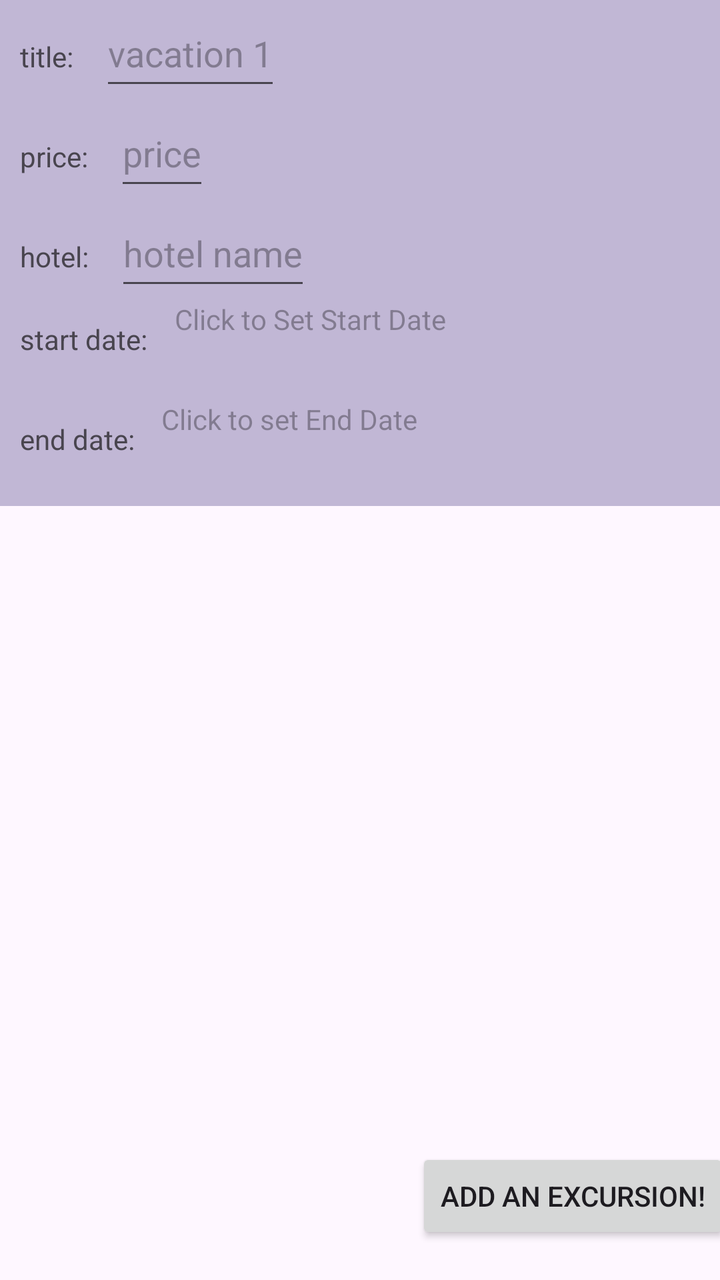
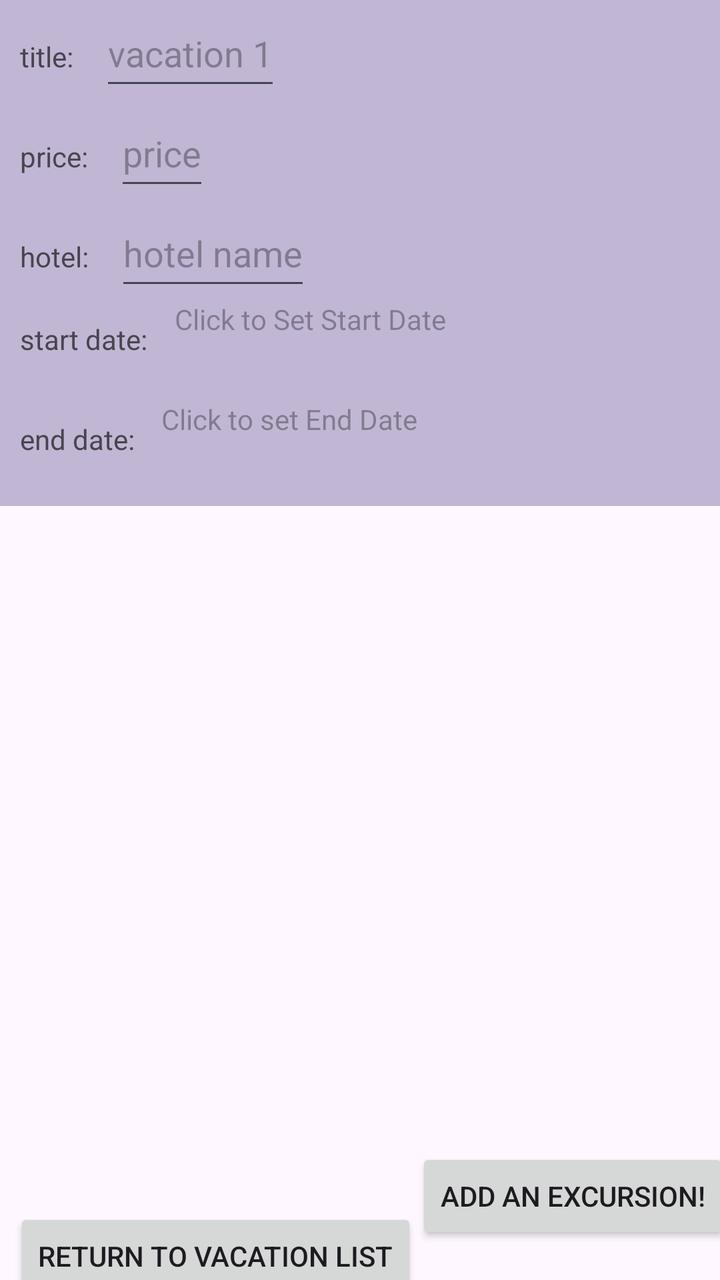

The first picture is an Android layout as it rendered before a commit; the second is the same layout after the commit. The layout source and the unified diff follow.
<!-- AndroidManifest.xml: application theme Theme.D308_PA -->
<!-- res/layout/activity_vacation_details.xml -->
<?xml version="1.0" encoding="utf-8"?>
<androidx.constraintlayout.widget.ConstraintLayout xmlns:android="http://schemas.android.com/apk/res/android"
    xmlns:app="http://schemas.android.com/apk/res-auto"
    xmlns:tools="http://schemas.android.com/tools"
    android:id="@+id/main"
    android:layout_width="match_parent"
    android:layout_height="match_parent"
    tools:context=".UI.VacationDetails">

    <ScrollView
        android:id="@+id/scrollView2"
        android:layout_width="411dp"
        android:layout_height="253dp"
        android:background="#C1B7D5"
        app:layout_constraintLeft_toLeftOf="parent"
        app:layout_constraintTop_toTopOf="parent">

        <LinearLayout
            android:layout_width="match_parent"
            android:layout_height="wrap_content"
            android:orientation="vertical">

            <LinearLayout
                android:layout_width="wrap_content"
                android:layout_height="wrap_content"
                android:orientation="horizontal">

                <TextView
                    android:layout_width="wrap_content"
                    android:layout_height="50dp"
                    android:padding="10dp"
                    android:text="title: "></TextView>

                <EditText
                    android:id="@+id/titletext"
                    android:layout_width="wrap_content"
                    android:layout_height="50dp"
                    android:hint="vacation 1"></EditText>
            </LinearLayout>

            <LinearLayout
                android:layout_width="wrap_content"
                android:layout_height="wrap_content"
                android:orientation="horizontal">

                <TextView
                    android:layout_width="wrap_content"
                    android:layout_height="50dp"
                    android:padding="10dp"
                    android:text="price: "></TextView>

                <EditText
                    android:id="@+id/pricetext"
                    android:layout_width="wrap_content"
                    android:layout_height="50dp"
                    android:hint="price"></EditText>
            </LinearLayout>

            <LinearLayout
                android:layout_width="wrap_content"
                android:layout_height="wrap_content"
                android:orientation="horizontal">

                <TextView
                    android:layout_width="wrap_content"
                    android:layout_height="50dp"
                    android:padding="10dp"
                    android:text="hotel: "></TextView>

                <EditText
                    android:id="@+id/hoteltext"
                    android:layout_width="wrap_content"
                    android:layout_height="50dp"
                    android:hint="hotel name"></EditText>
            </LinearLayout>

            <LinearLayout
                android:layout_width="wrap_content"
                android:layout_height="wrap_content"
                android:orientation="horizontal">

                <TextView
                    android:layout_width="wrap_content"
                    android:layout_height="50dp"
                    android:padding="10dp"
                    android:text="start date: "></TextView>

                <TextView
                    android:id="@+id/startvacationdate"
                    android:layout_width="200dp"
                    android:layout_height="match_parent"
                    android:hint="Click to Set Start Date" />
            </LinearLayout>

            <LinearLayout
                android:layout_width="wrap_content"
                android:layout_height="wrap_content"
                android:orientation="horizontal">

                <TextView
                    android:layout_width="wrap_content"
                    android:layout_height="50dp"
                    android:padding="10dp"
                    android:text="end date: "></TextView>

                <TextView
                    android:id="@+id/endvacationdate"
                    android:layout_width="200dp"
                    android:layout_height="match_parent"
                    android:hint="Click to set End Date" />
            </LinearLayout>


        </LinearLayout>
    </ScrollView>

    <Button
        android:id="@+id/button2"
        android:layout_width="wrap_content"
        android:layout_height="wrap_content"
        android:layout_marginStart="303dp"
        android:layout_marginTop="601dp"
        android:layout_marginEnd="18dp"
        android:layout_marginBottom="18dp"
        android:text="Add an Excursion!"
        app:layout_constraintBottom_toBottomOf="parent"
        app:layout_constraintEnd_toEndOf="parent"
        app:layout_constraintHorizontal_bias="0.808"
        app:layout_constraintStart_toStartOf="parent"
        app:layout_constraintTop_toTopOf="parent"
        app:layout_constraintVertical_bias="1.0" />

    <androidx.recyclerview.widget.RecyclerView
        android:id="@+id/excursionrecyclerview"
        android:layout_width="409dp"
        android:layout_height="347dp"
        tools:layout_editor_absoluteX="1dp"
        tools:layout_editor_absoluteY="253dp"
        app:layout_constraintTop_toBottomOf="@id/scrollView2"
        app:layout_constraintLeft_toLeftOf="parent"/>

</androidx.constraintlayout.widget.ConstraintLayout>
<!-- resources referenced by this layout -->
<resources>
  <style name="Theme.D308_PA" parent="Base.Theme.D308_PA" />
  <style name="Base.Theme.D308_PA" parent="Theme.Material3.DayNight">
          
          
      </style>
</resources>

<!-- the commit's change to res/layout/activity_vacation_details.xml (unified diff, before → after) -->
@@ -139,4 +139,20 @@
         app:layout_constraintTop_toBottomOf="@id/scrollView2"
         app:layout_constraintLeft_toLeftOf="parent"/>
 
+    <Button
+        android:id="@+id/button4"
+        android:layout_width="wrap_content"
+        android:layout_height="wrap_content"
+        android:layout_marginStart="7dp"
+        android:layout_marginTop="4dp"
+        android:layout_marginEnd="147dp"
+        android:layout_marginBottom="15dp"
+        android:text="Return to Vacation List"
+        app:layout_constraintBottom_toBottomOf="parent"
+        app:layout_constraintEnd_toStartOf="@+id/button2"
+        app:layout_constraintHorizontal_bias="0.0"
+        app:layout_constraintStart_toStartOf="parent"
+        app:layout_constraintTop_toBottomOf="@+id/excursionrecyclerview"
+        app:layout_constraintVertical_bias="0.0" />
+
 </androidx.constraintlayout.widget.ConstraintLayout>
